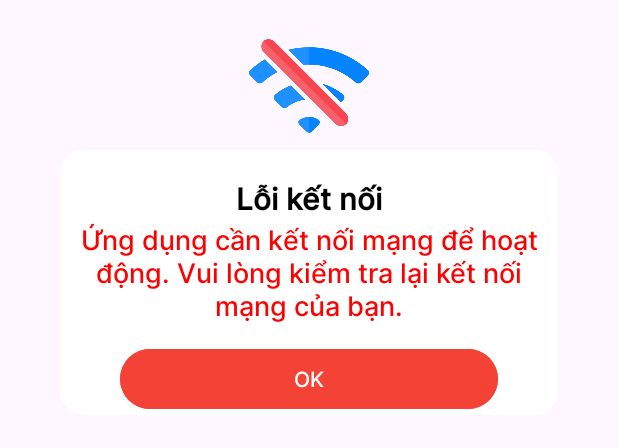
After one commit to Khoana1/MD04-FStyle-Android, an Android app: the layout dialog_no_connection.xml on its own in the app's theme, with its tools: preview values and no code run, on a phone screen of 412 x 824 dp. The commit adds this screen. Shown: the top 448 px of the screen. Run offline under Robolectric (Android 15) with nearby library versions, the light colour scheme and no system bars.

Commit message:
update no wifi dialog

```diff
--- a/app/src/main/java/com/example/eu_fstyle_mobile/src/base/BaseFragment.java
+++ b/app/src/main/java/com/example/eu_fstyle_mobile/src/base/BaseFragment.java
@@ -205,6 +205,23 @@ public abstract class BaseFragment<T extends ViewBinding> extends Fragment {
         dialog.show();
     }
 
+    protected void showAlertNoConnectionDialog() {
+        Dialog dialog = new Dialog(getContext());
+        dialog.getWindow().setLayout(ViewGroup.LayoutParams.MATCH_PARENT, ViewGroup.LayoutParams.WRAP_CONTENT);
+        dialog.getWindow().getAttributes().windowAnimations = R.style.DialogAnimation;
+        dialog.setContentView(R.layout.dialog_no_connection);
+        dialog.getWindow().setBackgroundDrawable(getResources().getDrawable(R.drawable.custom_dialog_background));
+        Button btnConfirm = dialog.findViewById(R.id.btn_ok);
+        btnConfirm.setOnClickListener(new View.OnClickListener() {
+            @Override
+            public void onClick(View v) {
+                dialog.dismiss();
+            }
+        });
+        dialog.show();
+    }
+
+
     protected void hideKeyboard() {
         Activity activity = getActivity();
         if (activity != null) {
--- a/app/src/main/java/com/example/eu_fstyle_mobile/src/view/user/SplashFragment.java
+++ b/app/src/main/java/com/example/eu_fstyle_mobile/src/view/user/SplashFragment.java
@@ -1,6 +1,8 @@
 package com.example.eu_fstyle_mobile.src.view.user;
 
 import android.animation.ObjectAnimator;
+import android.app.AlertDialog;
+import android.app.Dialog;
 import android.content.Context;
 import android.content.SharedPreferences;
 import android.net.ConnectivityManager;
@@ -13,6 +15,7 @@ import android.view.View;
 import android.view.ViewGroup;
 import android.view.animation.Animation;
 import android.view.animation.AnimationUtils;
+import android.widget.Button;
 import android.widget.Toast;
 
 import androidx.annotation.NonNull;
@@ -45,7 +48,7 @@ public class SplashFragment extends BaseFragment<FragmentSplashFragmetBinding> {
             if (isNetworkConnected()) {
                 openScreen(new LoginFragment(), false);
             } else {
-                showAlertDialog("Không có kết nối mạng, Vui lòng thử lại sau!");
+                showAlertNoConnectionDialog();
             }
         }, 3000); // vào ứng dụng sau 3s
     }
@@ -55,4 +58,5 @@ public class SplashFragment extends BaseFragment<FragmentSplashFragmetBinding> {
         NetworkInfo activeNetwork = cm.getActiveNetworkInfo();
         return activeNetwork != null && activeNetwork.isConnectedOrConnecting();
     }
+
 }
--- /dev/null
+++ b/app/src/main/res/drawable/button_border.xml
@@ -0,0 +1,9 @@
+<?xml version="1.0" encoding="utf-8"?>
+<shape xmlns:android="http://schemas.android.com/apk/res/android"
+    android:shape="rectangle">
+    <solid android:color="@color/colorWhite" />
+    <stroke
+        android:width="1dp"
+        android:color="@color/colorAccent" />
+    <corners android:radius="8dp" />
+</shape>
--- /dev/null
+++ b/app/src/main/res/layout/dialog_no_connection.xml
@@ -0,0 +1,74 @@
+<?xml version="1.0" encoding="utf-8"?>
+<androidx.constraintlayout.widget.ConstraintLayout xmlns:android="http://schemas.android.com/apk/res/android"
+    xmlns:app="http://schemas.android.com/apk/res-auto"
+    xmlns:tools="http://schemas.android.com/tools"
+    android:layout_width="match_parent"
+    android:layout_height="wrap_content"
+    android:layout_marginHorizontal="20dp"
+    android:layout_marginTop="20dp">
+
+    <androidx.constraintlayout.widget.ConstraintLayout
+        android:id="@+id/layout_error_dialog"
+        android:layout_width="match_parent"
+        android:layout_marginHorizontal="20dp"
+        android:layout_marginBottom="20dp"
+        android:layout_height="wrap_content"
+        android:background="@drawable/custom_bg_dialog_success"
+        app:layout_constraintBottom_toBottomOf="parent"
+        app:layout_constraintEnd_toEndOf="parent"
+        app:layout_constraintStart_toStartOf="parent">
+
+        <TextView
+            android:id="@+id/tv_alert"
+            android:layout_width="match_parent"
+            android:layout_height="wrap_content"
+            android:fontFamily="@font/inter_medium"
+            android:gravity="center_horizontal"
+            android:paddingTop="18dp"
+            android:text="Lỗi kết nối"
+            android:textColor="@color/colorBlack"
+            android:textSize="20sp"
+            android:textStyle="bold"
+            app:layout_constraintEnd_toEndOf="parent"
+            app:layout_constraintStart_toStartOf="parent"
+            app:layout_constraintTop_toTopOf="@id/layout_error_dialog" />
+
+        <TextView
+            android:id="@+id/tv_alert_content"
+            android:layout_width="wrap_content"
+            android:layout_height="wrap_content"
+            android:fontFamily="@font/inter_medium"
+            android:gravity="center_horizontal"
+            android:textColor="@color/colorRed"
+            android:textSize="18sp"
+            app:layout_constraintTop_toBottomOf="@id/tv_alert"
+            android:text="Ứng dụng cần kết nối mạng để hoạt động. Vui lòng kiểm tra lại kết nối mạng của bạn."
+            tools:ignore="MissingConstraints" />
+
+        <Button
+            android:id="@+id/btn_ok"
+            android:layout_width="match_parent"
+            android:layout_height="wrap_content"
+            android:layout_marginStart="40dp"
+            android:layout_marginTop="12dp"
+            android:layout_marginEnd="40dp"
+            android:backgroundTint="#F44336"
+            android:fontFamily="@font/inter_medium"
+            android:text="OK"
+            android:textSize="14sp"
+            app:layout_constraintEnd_toEndOf="parent"
+            app:layout_constraintStart_toStartOf="parent"
+            app:layout_constraintTop_toBottomOf="@id/tv_alert_content" />
+
+    </androidx.constraintlayout.widget.ConstraintLayout>
+
+    <ImageView
+        android:id="@+id/img_success"
+        android:layout_width="80dp"
+        android:layout_height="80dp"
+        android:src="@drawable/ic_wifi"
+        app:layout_constraintBottom_toTopOf="@id/layout_error_dialog"
+        app:layout_constraintEnd_toEndOf="parent"
+        app:layout_constraintStart_toStartOf="parent" />
+
+</androidx.constraintlayout.widget.ConstraintLayout>
```
Also changed, not shown: app/src/main/res/drawable/ic_wifi.png (added).
